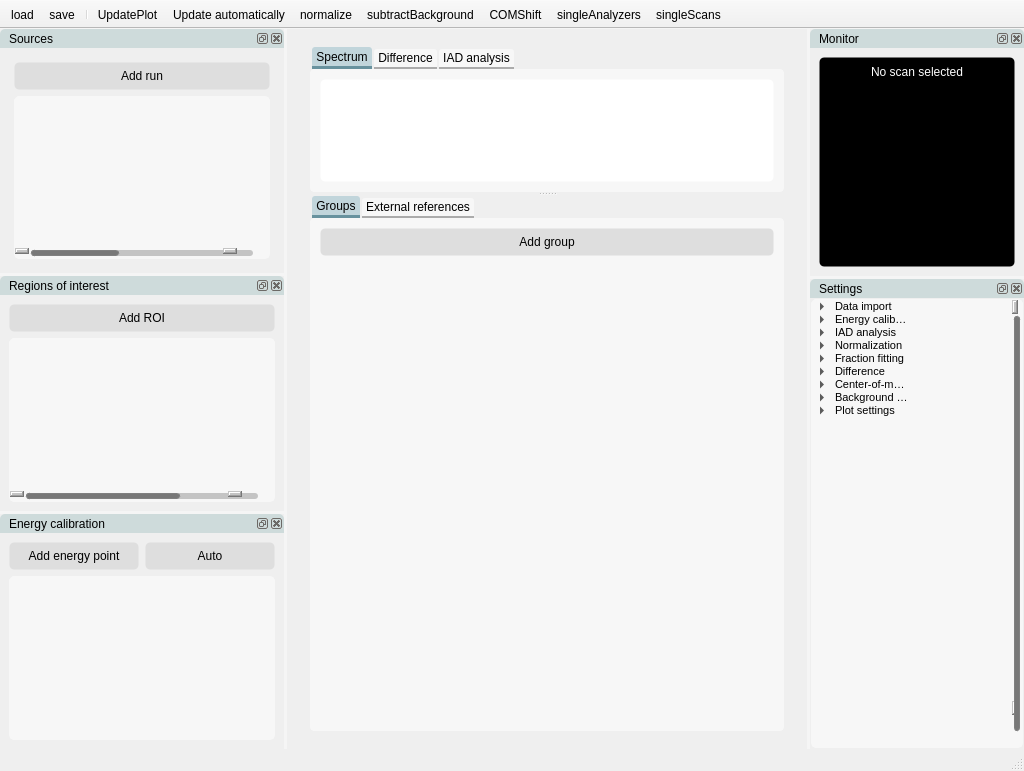
First picture: the form in nosey/ui/main.ui, repository flmiot/nosey, before the edit.
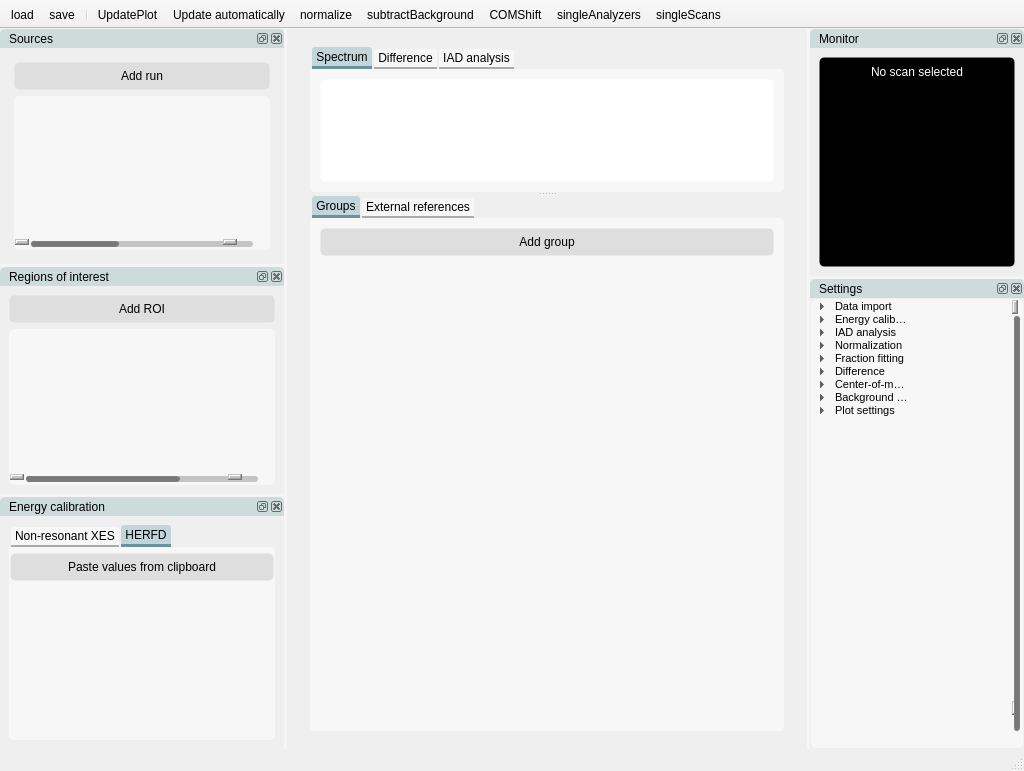
Second picture: the form after the edit. The open tabs and pages were chosen to show the change. Icons and pictures are not drawn. Custom widgets are drawn as their Qt base class.

Diff of the .ui file:
```diff
--- a/nosey/ui/main.ui
+++ b/nosey/ui/main.ui
@@ -4308,13 +4308,33 @@
     <number>1</number>
    </attribute>
    <widget class="QWidget" name="dockWidgetContents_6">
-    <layout class="QVBoxLayout" name="verticalLayout_38">
-     <item>
       <layout class="QVBoxLayout" name="verticalLayout_3">
        <item>
-        <layout class="QHBoxLayout" name="horizontalLayout">
+      <widget class="QTabWidget" name="tabWidget_3">
+       <property name="currentIndex">
+        <number>0</number>
+       </property>
+       <widget class="QWidget" name="detector">
+        <attribute name="title">
+         <string>Non-resonant XES</string>
+        </attribute>
+        <layout class="QVBoxLayout" name="verticalLayout_14">
+         <property name="leftMargin">
+          <number>0</number>
+         </property>
+         <property name="topMargin">
+          <number>5</number>
+         </property>
+         <property name="rightMargin">
+          <number>0</number>
+         </property>
+         <property name="bottomMargin">
+          <number>0</number>
+         </property>
          <item>
-          <widget class="QPushButton" name="btn_addEnergyPoint">
+          <layout class="QHBoxLayout" name="horizontalLayout_4">
+           <item>
+            <widget class="QPushButton" name="btn_addEnergyPoint_2">
            <property name="minimumSize">
             <size>
              <width>0</width>
@@ -4337,7 +4357,7 @@
           </widget>
          </item>
          <item>
-          <widget class="QPushButton" name="btn_autoCalibration">
+            <widget class="QPushButton" name="btn_autoCalibration_2">
            <property name="text">
             <string>Auto</string>
            </property>
@@ -4378,6 +4398,37 @@
         </widget>
        </item>
       </layout>
+       </widget>
+       <widget class="QWidget" name="tab_3">
+        <attribute name="title">
+         <string>HERFD</string>
+        </attribute>
+        <layout class="QVBoxLayout" name="verticalLayout_15">
+         <property name="leftMargin">
+          <number>0</number>
+         </property>
+         <property name="topMargin">
+          <number>5</number>
+         </property>
+         <property name="rightMargin">
+          <number>0</number>
+         </property>
+         <property name="bottomMargin">
+          <number>0</number>
+         </property>
+         <item>
+          <widget class="QPushButton" name="pushButton_3">
+           <property name="text">
+            <string>Paste values from clipboard</string>
+           </property>
+          </widget>
+         </item>
+         <item>
+          <widget class="QTableWidget" name="tableWidget"/>
+         </item>
+        </layout>
+       </widget>
+      </widget>
      </item>
     </layout>
    </widget>
```
Left out of the diff: 2 changed lines with no effect on the pictures. Lines whose indentation alone changed are shown as unchanged.
